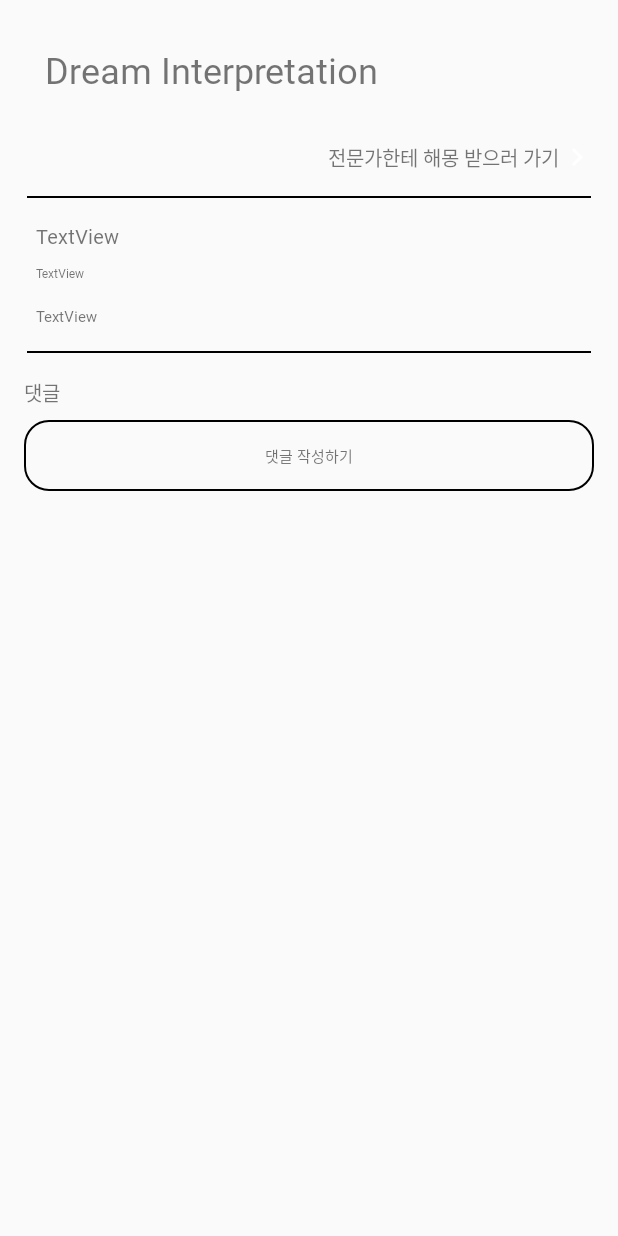
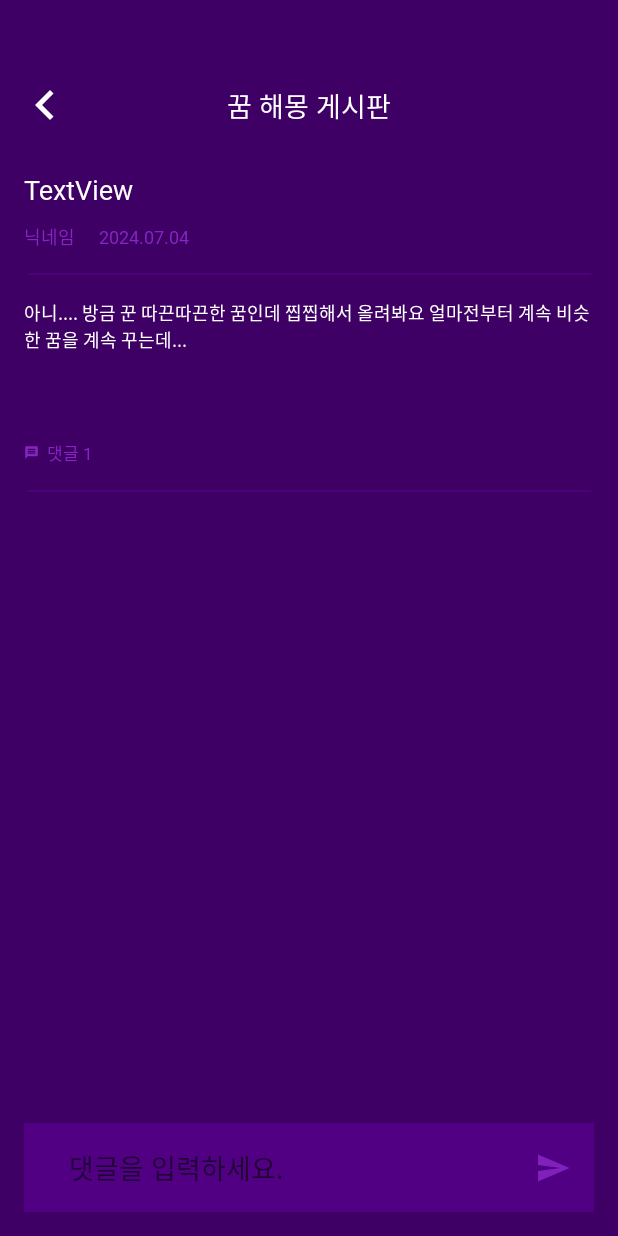
Before and after one commit to Hackathon0704/Android, an Android app: the layout fragment_dreaminterpretation_comments.xml on its own in the app's theme, with its tools: preview values and no code run, on a phone screen of 412 x 824 dp. Run offline under Robolectric (Android 15) with nearby library versions, the phone set to English and light mode, and no system bars.

Commit message:
꿈 해몽 게시판 댓글 UI

```diff
--- /dev/null
+++ b/app/src/main/res/drawable/baseline_chevron_left_24.xml
@@ -0,0 +1,5 @@
+<vector xmlns:android="http://schemas.android.com/apk/res/android" android:height="24dp" android:tint="#FFFFFF" android:viewportHeight="24" android:viewportWidth="24" android:width="24dp">
+
+    <path android:fillColor="@android:color/white" android:pathData="M15.41,7.41L14,6l-6,6 6,6 1.41,-1.41L10.83,12z"/>
+
+</vector>
--- /dev/null
+++ b/app/src/main/res/drawable/baseline_send_24.xml
@@ -0,0 +1,5 @@
+<vector xmlns:android="http://schemas.android.com/apk/res/android" android:alpha="0.9" android:autoMirrored="true" android:height="24dp" android:tint="#8725C3" android:viewportHeight="24" android:viewportWidth="24" android:width="24dp">
+
+    <path android:fillColor="@android:color/white" android:pathData="M2.01,21L23,12 2.01,3 2,10l15,2 -15,2z"/>
+
+</vector>
--- a/app/src/main/res/layout/fragment_dreaminterpretation.xml
+++ b/app/src/main/res/layout/fragment_dreaminterpretation.xml
@@ -11,7 +11,7 @@
         android:id="@+id/dream_interpretation_title_tv"
         android:layout_width="wrap_content"
         android:layout_height="wrap_content"
-        android:layout_marginStart="16dp"
+        android:layout_marginStart="20dp"
         android:layout_marginTop="50dp"
         android:fontFamily="@font/pretendard"
         android:text="꿈 해몽 게시판"
--- a/app/src/main/res/layout/fragment_dreaminterpretation_comments.xml
+++ b/app/src/main/res/layout/fragment_dreaminterpretation_comments.xml
@@ -3,138 +3,165 @@
     xmlns:tools="http://schemas.android.com/tools"
     xmlns:app="http://schemas.android.com/apk/res-auto"
     android:layout_width="match_parent"
-    android:layout_height="match_parent">
+    android:layout_height="match_parent"
+    android:background="@color/dark_purple">
+
+    <ImageView
+        android:id="@+id/left_arrow"
+        android:layout_width="40dp"
+        android:layout_height="40dp"
+        android:layout_marginStart="10dp"
+        android:layout_marginTop="50dp"
+        android:src="@drawable/baseline_chevron_left_24"
+        app:layout_constraintStart_toStartOf="parent"
+        app:layout_constraintTop_toTopOf="parent" />
 
     <TextView
         android:id="@+id/dream_interpretation_title_tv"
         android:layout_width="wrap_content"
         android:layout_height="wrap_content"
-        android:text="Dream Interpretation"
-        android:textSize="24dp"
         android:fontFamily="@font/pretendard"
-        android:layout_marginTop="30dp"
-        android:layout_marginStart="30dp"
-        app:layout_constraintTop_toTopOf="parent"
-        app:layout_constraintStart_toStartOf="parent"/>
+        android:text="꿈 해몽 게시판"
+        android:textSize="18sp"
+        android:textColor="@color/white"
+        app:layout_constraintBottom_toBottomOf="@id/left_arrow"
+        app:layout_constraintStart_toStartOf="parent"
+        app:layout_constraintEnd_toEndOf="parent"
+        app:layout_constraintTop_toTopOf="@id/left_arrow" />
 
     <TextView
-        android:id="@+id/dream_interpretation_Expert_tv"
+        android:id="@+id/title"
+        android:layout_width="wrap_content"
+        android:layout_height="wrap_content"
+        android:layout_marginStart="16dp"
+        android:fontFamily="@font/pretendard"
+        android:text="TextView"
+        android:textColor="@color/white"
+        android:textSize="18sp"
+        android:layout_marginTop="30dp"
+        app:layout_constraintStart_toStartOf="parent"
+        app:layout_constraintTop_toBottomOf="@+id/dream_interpretation_title_tv" />
+
+    <TextView
+        android:id="@+id/nickname"
+        android:layout_width="wrap_content"
+        android:layout_height="wrap_content"
+        android:layout_marginStart="16dp"
+        android:layout_marginTop="10dp"
+        android:textSize="12sp"
+        android:textColor="#8725C3"
+        android:fontFamily="@font/pretendard"
+        android:text="닉네임"
+        app:layout_constraintStart_toStartOf="parent"
+        app:layout_constraintTop_toBottomOf="@+id/title" />
+
+    <TextView
+        android:id="@+id/date"
         android:layout_width="wrap_content"
         android:layout_height="wrap_content"
         android:fontFamily="@font/pretendard"
-        android:text="전문가한테 해몽 받으러 가기"
-        android:textSize="13dp"
-        app:layout_constraintBottom_toBottomOf="@+id/imageView"
-        app:layout_constraintEnd_toStartOf="@+id/imageView"
-        app:layout_constraintTop_toTopOf="@+id/imageView" />
-
-    <ImageView
-        android:id="@+id/imageView"
-        android:layout_width="wrap_content"
-        android:layout_height="wrap_content"
-        android:src="@drawable/baseline_chevron_right_24"
-        android:layout_marginTop="30dp"
-        android:layout_marginEnd="15dp"
-        app:layout_constraintEnd_toEndOf="parent"
-        app:layout_constraintTop_toBottomOf="@+id/dream_interpretation_title_tv" />
-
-    <View
-        android:id="@+id/separator_top"
-        android:layout_width="0dp"
-        android:layout_height="1dp"
-        android:background="@android:color/black"
-        android:layout_marginTop="15dp"
-        android:layout_marginEnd="18dp"
-        android:layout_marginStart="18dp"
-        app:layout_constraintEnd_toEndOf="parent"
-        app:layout_constraintStart_toStartOf="parent"
-        app:layout_constraintTop_toBottomOf="@+id/dream_interpretation_Expert_tv" />
-
-    <TextView
-        android:id="@+id/textView"
-        android:layout_width="wrap_content"
-        android:layout_height="wrap_content"
-        android:layout_marginStart="24dp"
-        android:layout_marginTop="16dp"
-        android:text="TextView"
-        android:fontFamily="@font/pretendard"
-        android:textSize="13dp"
-        app:layout_constraintStart_toStartOf="parent"
-        app:layout_constraintTop_toBottomOf="@+id/separator_top" />
-
-    <TextView
-        android:id="@+id/textView6"
-        android:layout_width="wrap_content"
-        android:layout_height="wrap_content"
-        android:layout_marginStart="24dp"
-        android:layout_marginTop="10dp"
-        android:textSize="8dp"
-        android:fontFamily="@font/pretendard"
-        android:text="TextView"
-        app:layout_constraintStart_toStartOf="parent"
-        app:layout_constraintTop_toBottomOf="@+id/textView" />
-
-    <TextView
-        android:id="@+id/content_tv"
-        android:layout_width="wrap_content"
-        android:layout_height="wrap_content"
-        android:layout_marginStart="24dp"
-        android:layout_marginTop="16dp"
-        android:textSize="10dp"
-        android:fontFamily="@font/pretendard"
-        android:text="TextView"
-        app:layout_constraintStart_toStartOf="parent"
-        app:layout_constraintTop_toBottomOf="@id/textView6"/>
+        android:text="2024.07.04"
+        android:textSize="12sp"
+        android:textColor="#8725C3"
+        android:layout_marginStart="16dp"
+        app:layout_constraintStart_toEndOf="@+id/nickname"
+        app:layout_constraintTop_toTopOf="@+id/nickname"
+        app:layout_constraintBottom_toBottomOf="@+id/nickname"/>
 
     <View
         android:id="@+id/separator_bottom"
         android:layout_width="0dp"
         android:layout_height="1dp"
-        android:background="@android:color/black"
+        android:background="#4C007A"
         android:layout_marginTop="16dp"
         android:layout_marginEnd="18dp"
         android:layout_marginStart="18dp"
         app:layout_constraintEnd_toEndOf="parent"
-        app:layout_constraintTop_toBottomOf="@+id/content_tv"
+        app:layout_constraintTop_toBottomOf="@+id/date"
         app:layout_constraintStart_toStartOf="parent" />
 
-    <!-- Comments Title -->
     <TextView
-        android:id="@+id/comments_title"
+        android:id="@+id/content_tv"
+        android:layout_width="380dp"
+        android:layout_height="65dp"
+        android:layout_marginTop="16dp"
+        android:fontFamily="@font/pretendard"
+        android:text="아니.... 방금 꾼 따끈따끈한 꿈인데 찝찝해서 올려봐요 얼마전부터 계속 비슷한 꿈을 계속 꾸는데..."
+        android:textColor="@color/white"
+        android:textSize="12sp"
+        app:layout_constraintEnd_toEndOf="parent"
+        app:layout_constraintStart_toStartOf="parent"
+        app:layout_constraintTop_toBottomOf="@+id/separator_bottom" />
+
+    <ImageView
+        android:id="@+id/comment_iv"
+        android:layout_width="10dp"
+        android:layout_height="10dp"
+        android:layout_marginStart="16dp"
+        android:layout_marginTop="32dp"
+        android:src="@drawable/baseline_message_24"
+        app:layout_constraintStart_toStartOf="parent"
+        app:layout_constraintTop_toBottomOf="@+id/content_tv" />
+
+    <TextView
+        android:id="@+id/comment"
         android:layout_width="wrap_content"
         android:layout_height="wrap_content"
-        android:text="댓글"
-        android:textSize="13sp"
-        android:fontFamily="@font/pretendard"
+        android:layout_marginStart="5dp"
+        android:text="댓글 1"
+        android:textColor="#8725C3"
+        android:textSize="11sp"
+        app:layout_constraintBottom_toBottomOf="@+id/comment_iv"
+        app:layout_constraintStart_toEndOf="@+id/comment_iv"
+        app:layout_constraintTop_toTopOf="@+id/comment_iv" />
+
+
+    <View
+        android:id="@+id/separator_comment_top"
+        android:layout_width="0dp"
+        android:layout_height="1dp"
+        android:background="#4C007A"
         android:layout_marginTop="16dp"
+        android:layout_marginEnd="18dp"
+        android:layout_marginStart="18dp"
+        app:layout_constraintEnd_toEndOf="parent"
+        app:layout_constraintTop_toBottomOf="@+id/comment"
+        app:layout_constraintStart_toStartOf="parent" />
+
+    <androidx.recyclerview.widget.RecyclerView
+        android:id="@+id/recyclerView"
+        android:layout_width="match_parent"
+        android:layout_height="0dp"
+        android:layout_marginTop="16dp"
+        app:layout_constraintEnd_toEndOf="parent"
         app:layout_constraintStart_toStartOf="parent"
-        app:layout_constraintTop_toBottomOf="@+id/separator_bottom"
-        android:layout_marginStart="16dp" />
+        app:layout_constraintTop_toBottomOf="@+id/separator_comment_top" />
 
-    <TextView
+    <EditText
         android:id="@+id/comment_input"
         android:layout_width="0dp"
         android:layout_height="wrap_content"
-        android:text="댓글 작성하기"
-        android:textSize="10sp"
-        android:gravity="center"
+        android:hint="댓글을 입력하세요."
+        android:paddingStart="30dp"
+        android:textColor="#8725C3"
         android:fontFamily="@font/pretendard"
-        android:background="@drawable/rounded_edittext"
+        android:background="#510083"
         android:padding="16dp"
         android:layout_marginTop="8dp"
-        app:layout_constraintTop_toBottomOf="@+id/comments_title"
-        app:layout_constraintStart_toStartOf="parent"
-        app:layout_constraintEnd_toEndOf="parent"
-        android:layout_marginStart="16dp"
-        android:layout_marginEnd="16dp" />
-
-    <androidx.recyclerview.widget.RecyclerView
-        android:layout_width="match_parent"
-        android:layout_height="0dp"
-        android:layout_marginTop="10dp"
         app:layout_constraintBottom_toBottomOf="parent"
         app:layout_constraintEnd_toEndOf="parent"
         app:layout_constraintStart_toStartOf="parent"
-        app:layout_constraintTop_toBottomOf="@+id/comment_input" />
+        android:layout_marginStart="16dp"
+        android:layout_marginEnd="16dp"
+        android:layout_marginBottom="16dp"/>
+
+    <ImageView
+        android:layout_width="wrap_content"
+        android:layout_height="wrap_content"
+        android:src="@drawable/baseline_send_24"
+        android:layout_marginEnd="15dp"
+        app:layout_constraintBottom_toBottomOf="@+id/comment_input"
+        app:layout_constraintEnd_toEndOf="@+id/comment_input"
+        app:layout_constraintTop_toTopOf="@+id/comment_input" />
 
 </androidx.constraintlayout.widget.ConstraintLayout>
```
